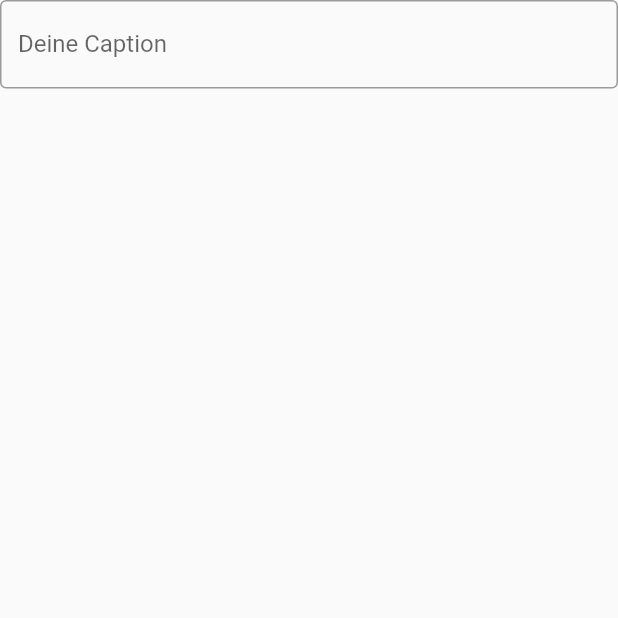
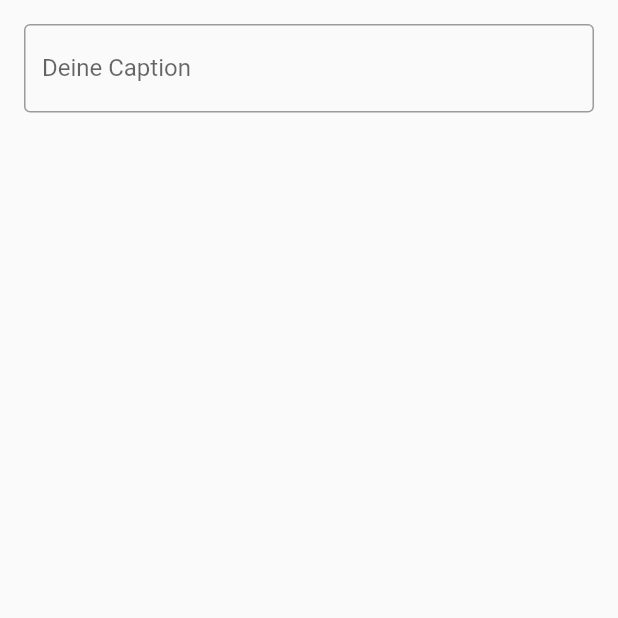
Before and after one commit to chrisWolter/GreatCap, a Flutter app: the LandingPage screen opened directly, on a phone screen of 412 x 824 dp, the top half of it. Run offline on Flutter 3.47's test engine with Material 2 defaults, Android fonts, the phone set to English and light mode, and no system bars.

Commit message:
fixed Landingpage

```diff
--- a/lib/routes/LandingPage.dart
+++ b/lib/routes/LandingPage.dart
@@ -10,6 +10,9 @@ class _LandingState extends State<LandingPage>{
   Widget build(BuildContext context) {
     return Scaffold(
       body: Container(
+        padding: EdgeInsets.all(16.0),
+        width: MediaQuery.of(context).size.width,
+        height: MediaQuery.of(context).size.height,
       child: Column(
         children: <Widget>[
           TextField(
```
Also changed, not shown: lib/Home.dart (+2 -6 lines).
